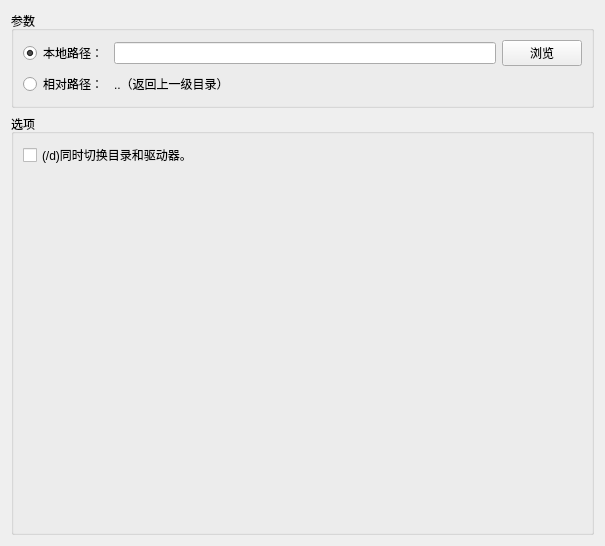
This is src/EasyCmd/Commands/cd/CdCmdEditor.ui in doasyourself/EasyCmd as Qt 5 draws it before an edit. The edited form follows.
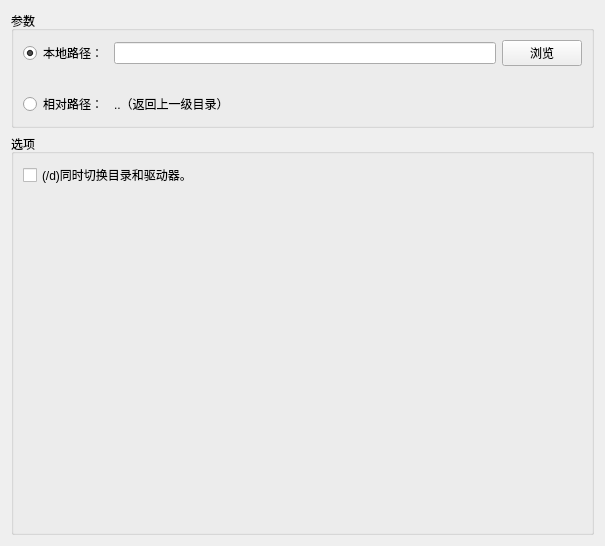
This is the edited form.

What changed in the file:
```diff
--- a/src/EasyCmd/Commands/cd/CdCmdEditor.ui
+++ b/src/EasyCmd/Commands/cd/CdCmdEditor.ui
@@ -22,24 +22,7 @@
      <layout class="QVBoxLayout" name="verticalLayout_2">
       <item>
        <layout class="QGridLayout" name="gridLayout">
-        <item row="0" column="0">
-         <widget class="QRadioButton" name="rbtn_localDirpath">
-          <property name="text">
-           <string>本地路径：</string>
-          </property>
-          <property name="checked">
-           <bool>true</bool>
-          </property>
-         </widget>
-        </item>
-        <item row="1" column="0">
-         <widget class="QRadioButton" name="rbtn_relativePath">
-          <property name="text">
-           <string>相对路径：</string>
-          </property>
-         </widget>
-        </item>
-        <item row="1" column="1">
+        <item row="2" column="1">
          <widget class="QWidget" name="widget_relativePath" native="true">
           <property name="enabled">
            <bool>true</bool>
@@ -70,6 +53,23 @@
           </layout>
          </widget>
         </item>
+        <item row="2" column="0">
+         <widget class="QRadioButton" name="rbtn_relativePath">
+          <property name="text">
+           <string>相对路径：</string>
+          </property>
+         </widget>
+        </item>
+        <item row="0" column="0">
+         <widget class="QRadioButton" name="rbtn_localDirpath">
+          <property name="text">
+           <string>本地路径：</string>
+          </property>
+          <property name="checked">
+           <bool>true</bool>
+          </property>
+         </widget>
+        </item>
         <item row="0" column="1">
          <widget class="QWidget" name="widget_localDirpath" native="true">
           <layout class="QVBoxLayout" name="verticalLayout_5">
@@ -102,6 +102,16 @@
           </layout>
          </widget>
         </item>
+        <item row="1" column="1">
+         <widget class="QLabel" name="label_warning">
+          <property name="styleSheet">
+           <string notr="true">color:red;</string>
+          </property>
+          <property name="text">
+           <string/>
+          </property>
+         </widget>
+        </item>
        </layout>
       </item>
      </layout>
```
Left out of the diff: 5 changed lines with no effect on the pictures.
